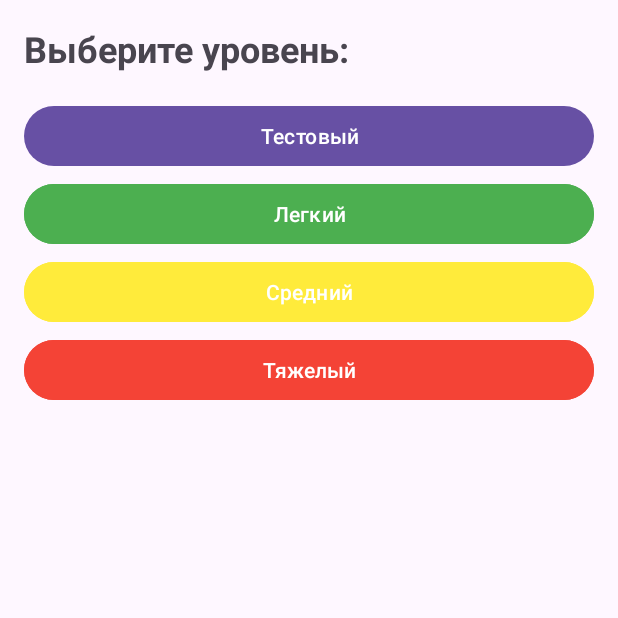
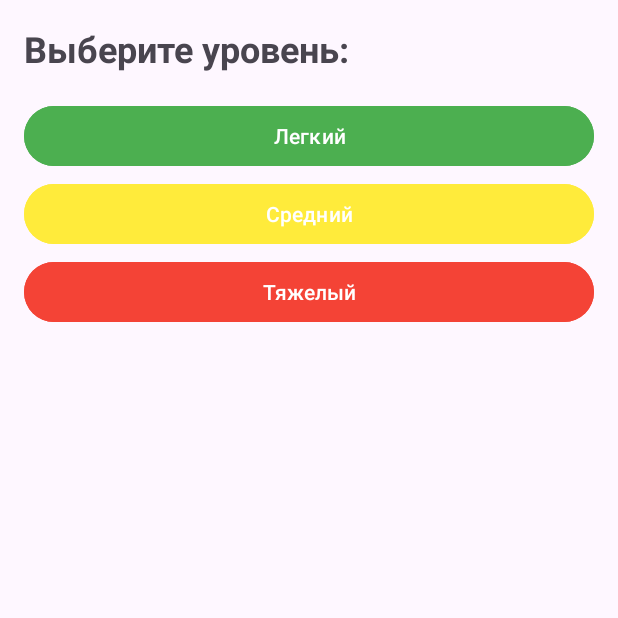
Before and after one commit to maxkholin/sum_of_numbers, an Android app: the screen it shows after launch (MainActivity), after a tap on "Поехали!", on a phone screen of 412 x 824 dp, the top half of it. Run offline under Robolectric (Android 15) with nearby library versions, the phone set to English and light mode, and no system bars; our stand-ins replace data binding.

Commit message:
remove test functionality

```diff
--- a/app/src/main/java/com/example/sumofnumbers/data/GameRepositoryImpl.kt
+++ b/app/src/main/java/com/example/sumofnumbers/data/GameRepositoryImpl.kt
@@ -31,12 +31,6 @@ object GameRepositoryImpl : GameRepository {
 
     override fun getGameSettings(level: Level): GameSettings {
         return when(level) {
-            Level.TEST -> GameSettings(
-                10,
-                5,
-                50,
-                10
-            )
 
             Level.EASY -> GameSettings(
                 10,
--- a/app/src/main/java/com/example/sumofnumbers/domain/entity/Level.kt
+++ b/app/src/main/java/com/example/sumofnumbers/domain/entity/Level.kt
@@ -5,5 +5,5 @@ import kotlinx.parcelize.Parcelize
 
 @Parcelize
 enum class Level: Parcelable {
-    TEST, EASY, MEDIUM, HARD
+    EASY, MEDIUM, HARD
 }
--- a/app/src/main/java/com/example/sumofnumbers/presentation/ChooseLevelFragment.kt
+++ b/app/src/main/java/com/example/sumofnumbers/presentation/ChooseLevelFragment.kt
@@ -31,9 +31,6 @@ class ChooseLevelFragment : Fragment() {
 
     override fun onViewCreated(view: View, savedInstanceState: Bundle?) {
         with(binding) {
-            buttonLevelTest.setOnClickListener {
-                launchGameFragment(Level.TEST)
-            }
             buttonLevelEasy.setOnClickListener {
                 launchGameFragment(Level.EASY)
             }
--- a/app/src/main/res/layout/fragment_choose_level.xml
+++ b/app/src/main/res/layout/fragment_choose_level.xml
@@ -17,13 +17,6 @@
             android:text="@string/choose_level_title"
             android:textSize="24sp"
             android:textStyle="bold" />
-
-        <Button
-            android:id="@+id/button_level_test"
-            android:layout_width="match_parent"
-            android:layout_height="wrap_content"
-            android:layout_marginVertical="2dp"
-            android:text="@string/test_level" />
 
         <Button
             android:id="@+id/button_level_easy"
--- a/app/src/main/res/values/strings.xml
+++ b/app/src/main/res/values/strings.xml
@@ -14,7 +14,6 @@
     <string name="easy_level">Легкий</string>
     <string name="medium_level">Средний</string>
     <string name="hard_level">Тяжелый</string>
-    <string name="test_level">Тестовый</string>
     <string name="question_mark">?</string>
     <string name="game_over">Game Over</string>
     <string name="score_answers">Ваш счет: %d</string>
```
